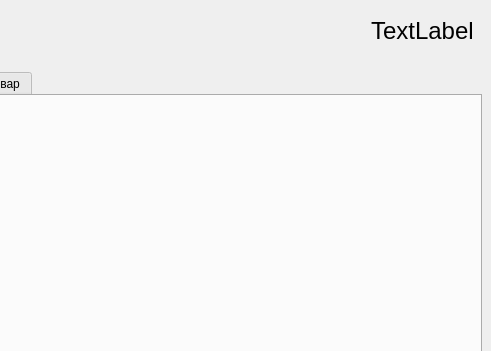
Old version of the form supplierhomewindown.ui in the repository dOOmcLiF/WroomWroom; both pictures show x 309 to 800 and y 0 to 351 of the 800 by 600 pixel window.
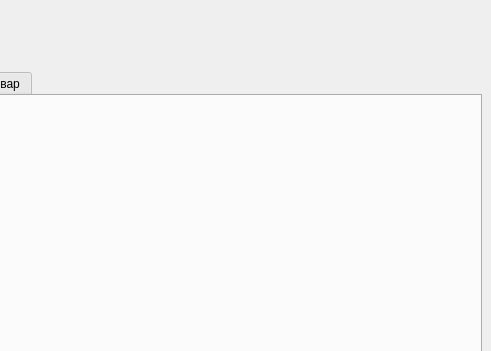
New version of the form.

```diff
--- a/supplierhomewindown.ui
+++ b/supplierhomewindown.ui
@@ -17,8 +17,8 @@
    <widget class="QLabel" name="vendorLabel">
     <property name="geometry">
      <rect>
-      <x>680</x>
-      <y>10</y>
+      <x>460</x>
+      <y>200</y>
       <width>111</width>
       <height>41</height>
      </rect>
```
